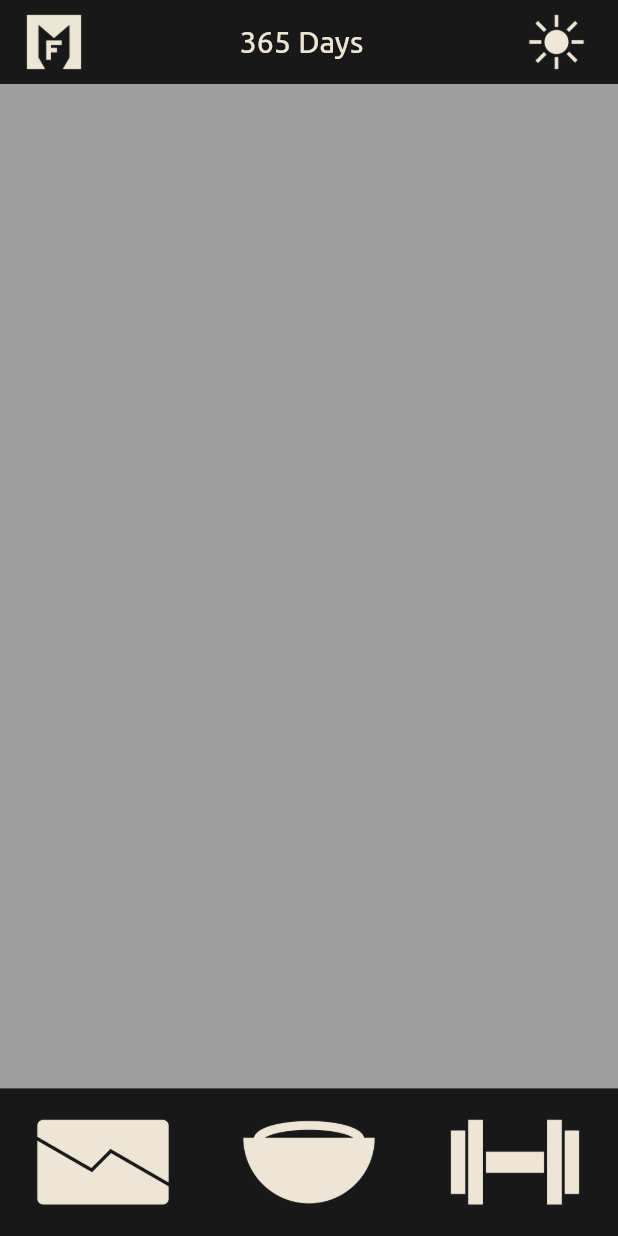
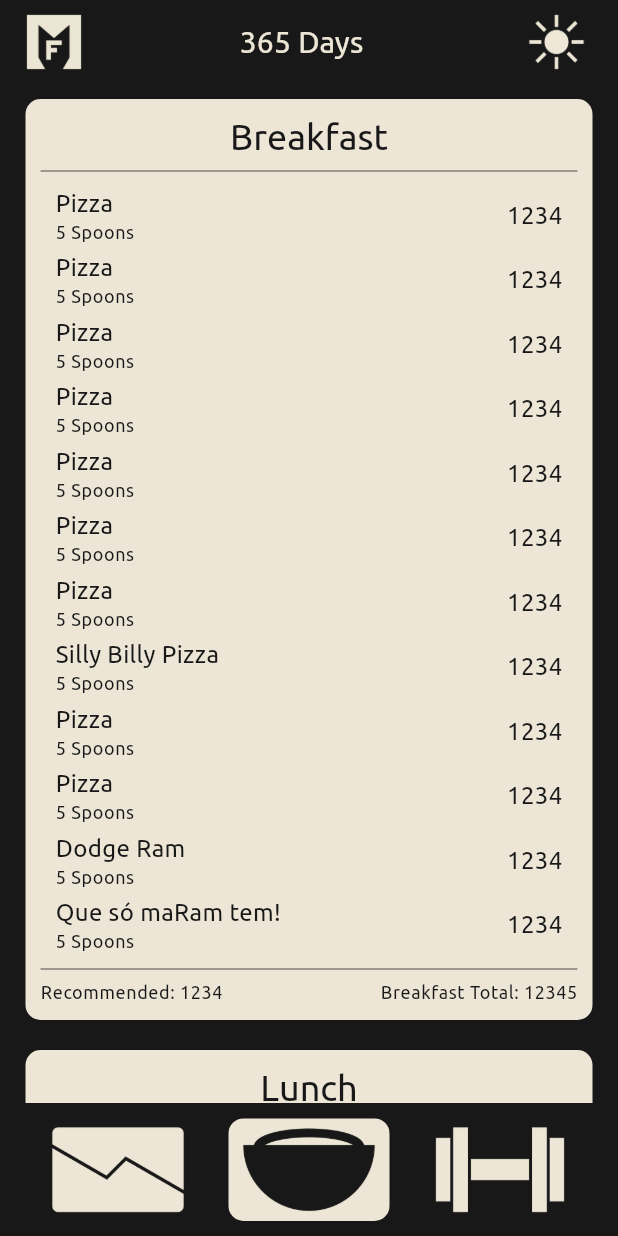
Before and after one commit to Myoro/MyoroFitness, a Flutter app: the screen it shows after launch, on a phone screen of 412 x 824 dp. Run offline on Flutter 3.47's test engine with Material 3 defaults, Android fonts, the phone set to English and light mode, and no system bars; our stand-ins replace flutter_bloc; project files that could hold a hidden picture were left out.

Commit message:
We are lit

```diff
--- /dev/null
+++ b/myoro_fitness/devtools_options.yaml
@@ -0,0 +1 @@
+extensions:
--- /dev/null
+++ b/myoro_fitness/lib/pages/calories_page.dart
@@ -0,0 +1,113 @@
+import "package:flutter/material.dart";
+
+class CaloriesPage extends StatelessWidget {
+  CaloriesPage({ super.key });
+
+  final List<String> mockMeals = [ "Breakfast", "Lunch", "Dinner", "Snacks" ];
+  final List<Map<String, String>> mockFoods = [
+    { "name": "Pizza", "quantity": "5 Spoons", "calories": "1234" },
+    { "name": "Pizza", "quantity": "5 Spoons", "calories": "1234" },
+    { "name": "Pizza", "quantity": "5 Spoons", "calories": "1234" },
+    { "name": "Pizza", "quantity": "5 Spoons", "calories": "1234" },
+    { "name": "Pizza", "quantity": "5 Spoons", "calories": "1234" },
+    { "name": "Pizza", "quantity": "5 Spoons", "calories": "1234" },
+    { "name": "Pizza", "quantity": "5 Spoons", "calories": "1234" },
+    { "name": "Silly Billy Pizza", "quantity": "5 Spoons", "calories": "1234" },
+    { "name": "Pizza", "quantity": "5 Spoons", "calories": "1234" },
+    { "name": "Pizza", "quantity": "5 Spoons", "calories": "1234" },
+    { "name": "Dodge Ram", "quantity": "5 Spoons", "calories": "1234" },
+    { "name": "Que só maRam tem!", "quantity": "5 Spoons", "calories": "1234" },
+  ];
+
+  @override
+  Widget build(BuildContext context) {
+    final ThemeData theme = Theme.of(context);
+
+    return Expanded(
+      child: Container(
+        color: theme.colorScheme.primary,
+        child: ListView(
+          children: [
+            for(int i = 0; i < mockMeals.length; i++)
+              Padding(
+                padding: const EdgeInsets.only(top: 10, bottom: 10, left: 17, right: 17),
+                child: Container(
+                  width: double.infinity,
+                  decoration: BoxDecoration(
+                    color: theme.colorScheme.onPrimary,
+                    borderRadius: BorderRadius.circular(10)
+                  ),
+                  child: Padding(
+                    padding: const EdgeInsets.all(10),
+                    child: Column(
+                      children: [
+                        // Meal name
+                        Text(
+                          mockMeals[i],
+                          style: theme.textTheme.titleLarge!.copyWith(color: theme.colorScheme.primary)
+                        ),
+
+                        Divider(thickness: 0.5, color: theme.colorScheme.primary),
+
+                        // Foods
+                        Padding(
+                          padding: const EdgeInsets.only(left: 10, right: 10),
+                          child: Column(
+                            children: [
+                              for(int i = 0; i < mockFoods.length; i++)
+                                Padding(
+                                  padding: const EdgeInsets.only(top: 2, bottom: 2),
+                                  child: Row(
+                                    children: [
+                                      Column(
+                                        crossAxisAlignment: CrossAxisAlignment.start,
+                                        children: [
+                                          Text(
+                                            mockFoods[i]["name"]!,
+                                            style: theme.textTheme.bodyMedium!.copyWith(color: theme.colorScheme.primary)
+                                          ),
+                                          Text(
+                                            mockFoods[i]["quantity"]!,
+                                            style: theme.textTheme.bodySmall!.copyWith(color: theme.colorScheme.primary)
+                                          ),
+                                        ],
+                                      ),
+                                      const Spacer(),
+                                      Text(
+                                        mockFoods[i]["calories"]!,
+                                        style: theme.textTheme.bodyMedium!.copyWith(color: theme.colorScheme.primary)
+                                      )
+                                    ],
+                                  )
+                                ),
+                            ]
+                          ),
+                        ),
+
+                        Divider(thickness: 0.5, color: theme.colorScheme.primary),
+
+                        // Calorie summary
+                        Row(
+                          children: [
+                            Text(
+                              "Recommended: 1234",
+                              style: theme.textTheme.bodySmall!.copyWith(color: theme.colorScheme.primary)
+                            ),
+                            const Spacer(),
+                            Text(
+                              "${mockMeals[i]} Total: 12345",
+                              style: theme.textTheme.bodySmall!.copyWith(color: theme.colorScheme.primary)
+                            ),
+                          ]
+                        )
+                      ]
+                    ),
+                  )
+                ),
+              )
+          ]
+        )
+      )
+    );
+  }
+}
--- a/myoro_fitness/lib/screens/main_screen.dart
+++ b/myoro_fitness/lib/screens/main_screen.dart
@@ -2,6 +2,7 @@ import "package:flutter/material.dart";
 import "package:myoro_fitness/widgets/top_bar.dart";
 import "package:myoro_fitness/widgets/navigation_bar/footer_navigation_bar.dart";
 import "package:myoro_fitness/widgets/navigation_bar/side_navigation_bar.dart";
+import "package:myoro_fitness/pages/calories_page.dart";
 
 class MainScreen extends StatelessWidget {
   const MainScreen({ super.key });
@@ -16,11 +17,7 @@ class MainScreen extends StatelessWidget {
       body: (screenWidth < screenHeight)
         ? Column(
           children: [
-            Expanded(
-              child: Container(
-                color: Colors.grey
-              )
-            ),
+            CaloriesPage(),
             const FooterNavigationBar()
           ]
         )
@@ -28,11 +25,7 @@ class MainScreen extends StatelessWidget {
         Row(
           children: [
             const SideNavigationBar(),
-            Expanded(
-              child: Container(
-                color: Colors.grey
-              )
-            )
+            CaloriesPage()
           ]
         )
     );
--- a/myoro_fitness/lib/themes.dart
+++ b/myoro_fitness/lib/themes.dart
@@ -1,4 +1,11 @@
 import "package:flutter/material.dart";
+
+TextStyle _normal({ required Color color, required double fontSize }) => TextStyle(
+  fontFamily: "Ubuntu",
+  fontStyle:  FontStyle.normal,
+  color:      color,
+  fontSize:   fontSize
+);
 
 final ThemeData dark = ThemeData(
   colorScheme: const ColorScheme(
@@ -14,19 +21,11 @@ final ThemeData dark = ThemeData(
     surface:      Color(0xFF181818),
     onSurface:    Color(0xFFEDE6D6)
   ),
-  textTheme: const TextTheme(
-    bodyMedium: TextStyle(
-      fontFamily: "Ubuntu",
-      fontStyle:  FontStyle.normal,
-      color:      Color(0xFFEDE6D6),
-      fontSize:   16
-    ),
-    titleMedium: TextStyle(
-      fontFamily: "Ubuntu",
-      fontStyle:  FontStyle.normal,
-      color:      Color(0xFFEDE6D6),
-      fontSize:   20
-    )
+  textTheme: TextTheme(
+    bodyMedium:  _normal(color: const Color(0xFFEDE6D6), fontSize: 16),
+    bodySmall:   _normal(color: const Color(0xFFEDE6D6), fontSize: 12),
+    titleLarge:  _normal(color: const Color(0xFFEDE6D6), fontSize: 24),
+    titleMedium: _normal(color: const Color(0xFFEDE6D6), fontSize: 20)
   )
 );
 
@@ -44,18 +43,10 @@ final ThemeData light = ThemeData(
     surface:      Color(0xFFEDE6D6),
     onSurface:    Color(0xFF181818)
   ),
-  textTheme: const TextTheme(
-    bodyMedium: TextStyle(
-      fontFamily: "Ubuntu",
-      fontStyle:  FontStyle.normal,
-      color:      Color(0xFF181818),
-      fontSize:   16
-    ),
-    titleMedium: TextStyle(
-      fontFamily: "Ubuntu",
-      fontStyle:  FontStyle.normal,
-      color:      Color(0xFF181818),
-      fontSize:   20
-    )
+  textTheme: TextTheme(
+    bodyMedium:  _normal(color: const Color(0xFF181818), fontSize: 16),
+    bodySmall:   _normal(color: const Color(0xFF181818), fontSize: 12),
+    titleLarge:  _normal(color: const Color(0xFF181818), fontSize: 24),
+    titleMedium: _normal(color: const Color(0xFF181818), fontSize: 20)
   )
 );
--- a/myoro_fitness/lib/widgets/navigation_bar/footer_navigation_bar.dart
+++ b/myoro_fitness/lib/widgets/navigation_bar/footer_navigation_bar.dart
@@ -1,17 +1,34 @@
 import "package:flutter/material.dart";
 import "package:myoro_fitness/widgets/buttons/button_without_feedback.dart";
 
-class FooterNavigationBar extends StatelessWidget {
+class FooterNavigationBar extends StatefulWidget {
   const FooterNavigationBar({super.key});
 
   @override
+  State<FooterNavigationBar> createState() => _FooterNavigationBarState();
+}
+
+class _FooterNavigationBarState extends State<FooterNavigationBar> {
+  int selected = 1;
+
+  @override
   Widget build(BuildContext context) {
-    final ThemeData theme    = Theme.of(context);
-    final String darkModeSrc = (theme.brightness == Brightness.dark) ? "Dark" : "Light";
+    final ThemeData theme = Theme.of(context);
+    final bool darkMode   = (theme.brightness == Brightness.dark) ? true : false;
+
     final List<Map<String, dynamic>> buttons = [
-      { "src": "assets/img/Tracking$darkModeSrc.png", "onTap": () => print("Hello") },
-      { "src": "assets/img/Calories$darkModeSrc.png", "onTap": () => print("Calories") },
-      { "src": "assets/img/Workouts$darkModeSrc.png", "onTap": () => print("Workouts") }
+      {
+        "primary":  "assets/img/Tracking${darkMode ? 'Dark' : 'Light'}.png",
+        "selected": "assets/img/Tracking${darkMode ? 'Light' : 'Dark'}.png"
+      },
+      {
+        "primary":  "assets/img/Calories${darkMode ? 'Dark' : 'Light'}.png",
+        "selected": "assets/img/Calories${darkMode ? 'Light' : 'Dark'}.png"
+      },
+      {
+        "primary":  "assets/img/Workouts${darkMode ? 'Dark' : 'Light'}.png",
+        "selected": "assets/img/Workouts${darkMode ? 'Light' : 'Dark'}.png"
+      }
     ];
 
     return Row(
@@ -19,14 +36,23 @@ class FooterNavigationBar extends StatelessWidget {
       children: [
         for(int i = 0; i < buttons.length; i++)
           ButtonWithoutFeedback(
-            onTap: buttons[i]["onTap"],
+            onTap: () => setState(() { selected = i; }),
             child: Padding(
-              padding: const EdgeInsets.all(20),
-              child:   Image.asset(
-                buttons[i]["src"],
-                width: MediaQuery.of(context).size.width / 3 - 40,
-                fit:   BoxFit.contain
-              )
+              padding: const EdgeInsets.all(10),
+              child: Container(
+                decoration: BoxDecoration(
+                  color:        (i == selected) ? theme.colorScheme.onPrimary : null,
+                  borderRadius: BorderRadius.circular(10)
+                ),
+                child: Padding(
+                  padding: const EdgeInsets.all(5),
+                  child: Image.asset(
+                    buttons[i][(i == selected) ? "selected" : "primary"],
+                    width: MediaQuery.of(context).size.width / 3 - 40,
+                    fit:   BoxFit.contain
+                  ),
+                ),
+              ),
             )
           )
       ]
--- a/myoro_fitness/lib/widgets/navigation_bar/side_navigation_bar.dart
+++ b/myoro_fitness/lib/widgets/navigation_bar/side_navigation_bar.dart
@@ -1,17 +1,34 @@
 import "package:flutter/material.dart";
 import "package:myoro_fitness/widgets/buttons/button_without_feedback.dart";
 
-class SideNavigationBar extends StatelessWidget {
+class SideNavigationBar extends StatefulWidget {
   const SideNavigationBar({ super.key });
 
   @override
+  State<SideNavigationBar> createState() => _SideNavigationBarState();
+}
+
+class _SideNavigationBarState extends State<SideNavigationBar> {
+  int selected = 1;
+
+  @override
   Widget build(BuildContext context) {
-    final ThemeData theme    = Theme.of(context);
-    final String darkModeSrc = (theme.brightness == Brightness.dark) ? "Dark" : "Light";
+    final ThemeData theme = Theme.of(context);
+    final bool darkMode   = (theme.brightness == Brightness.dark) ? true : false;
+
     final List<Map<String, dynamic>> buttons = [
-      { "src": "assets/img/Tracking$darkModeSrc.png", "onTap": () => {} },
-      { "src": "assets/img/Calories$darkModeSrc.png", "onTap": () => {} },
-      { "src": "assets/img/Workouts$darkModeSrc.png", "onTap": () => {} }
+      {
+        "primary":  "assets/img/Tracking${darkMode ? 'Dark' : 'Light'}.png",
+        "selected": "assets/img/Tracking${darkMode ? 'Light' : 'Dark'}.png"
+      },
+      {
+        "primary":  "assets/img/Calories${darkMode ? 'Dark' : 'Light'}.png",
+        "selected": "assets/img/Calories${darkMode ? 'Light' : 'Dark'}.png"
+      },
+      {
+        "primary":  "assets/img/Workouts${darkMode ? 'Dark' : 'Light'}.png",
+        "selected": "assets/img/Workouts${darkMode ? 'Light' : 'Dark'}.png"
+      }
     ];
 
     return SizedBox(
@@ -20,13 +37,22 @@ class SideNavigationBar extends StatelessWidget {
         children: [
           for(int i = 0; i < buttons.length; i++)
             ButtonWithoutFeedback(
-              onTap: buttons[i]["onTap"],
+              onTap: () => setState(() { selected = i; }),
               child: Padding(
-                padding: const EdgeInsets.all(10),
-                child:   Image.asset(
-                  buttons[i]["src"],
-                  fit:   BoxFit.contain
-                )
+                padding: const EdgeInsets.all(5),
+                child: Container(
+                  decoration: BoxDecoration(
+                    color:        (i == selected) ? theme.colorScheme.onPrimary : null,
+                    borderRadius: BorderRadius.circular(5)
+                  ),
+                  child: Padding(
+                    padding: const EdgeInsets.all(5),
+                    child: Image.asset(
+                      buttons[i][(i == selected) ? "selected" : "primary"],
+                      fit:   BoxFit.contain
+                    ),
+                  ),
+                ),
               )
             ),
         ]
```
Also changed, not shown: 2 other files.
